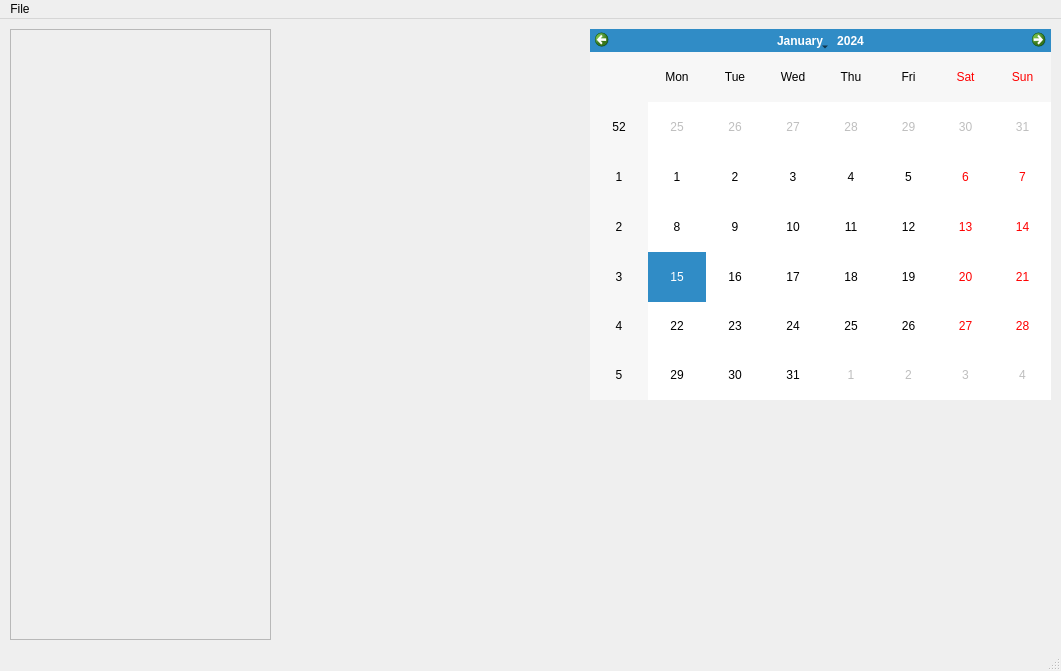
Before: the Qt Designer form project/CCC_Cute_Cpp_Calendar/gui/mainwindow.ui in GrayNeel/Calendary-and-ToDo-List, drawn with Qt 5.
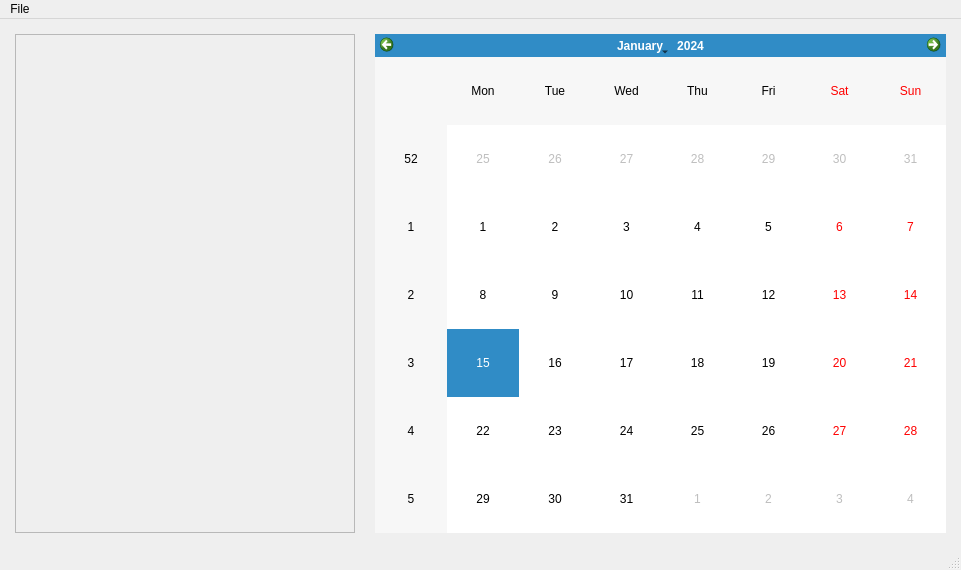
After: the same form once the commit is applied.

Commit message:
feat: minor graphical changes on mainwindows and not all buttons works properly
Added layout to dynamically change size of the content of the main window and added functionality to all the close button (also the X icon)

```diff
--- a/project/CCC_Cute_Cpp_Calendar/gui/mainwindow.ui
+++ b/project/CCC_Cute_Cpp_Calendar/gui/mainwindow.ui
@@ -6,10 +6,16 @@
    <rect>
     <x>0</x>
     <y>0</y>
-    <width>1061</width>
-    <height>671</height>
+    <width>961</width>
+    <height>570</height>
    </rect>
   </property>
+  <property name="sizePolicy">
+   <sizepolicy hsizetype="Preferred" vsizetype="Preferred">
+    <horstretch>0</horstretch>
+    <verstretch>0</verstretch>
+   </sizepolicy>
+  </property>
   <property name="windowTitle">
    <string>CCC: Cute Cpp Calendar</string>
   </property>
@@ -17,25 +23,40 @@
    <bool>false</bool>
   </property>
   <widget class="QWidget" name="centralwidget">
+   <layout class="QHBoxLayout" name="horizontalLayout">
+    <property name="spacing">
+     <number>20</number>
+    </property>
+    <property name="leftMargin">
+     <number>15</number>
+    </property>
+    <property name="topMargin">
+     <number>15</number>
+    </property>
+    <property name="rightMargin">
+     <number>15</number>
+    </property>
+    <property name="bottomMargin">
+     <number>15</number>
+    </property>
+    <item>
    <widget class="QScrollArea" name="scrollArea">
-    <property name="geometry">
-     <rect>
-      <x>10</x>
-      <y>10</y>
-      <width>261</width>
-      <height>611</height>
-     </rect>
-    </property>
     <property name="sizePolicy">
-     <sizepolicy hsizetype="Expanding" vsizetype="Expanding">
+       <sizepolicy hsizetype="Expanding" vsizetype="Preferred">
       <horstretch>0</horstretch>
       <verstretch>0</verstretch>
      </sizepolicy>
     </property>
+      <property name="minimumSize">
+       <size>
+        <width>251</width>
+        <height>461</height>
+       </size>
+      </property>
     <property name="maximumSize">
      <size>
-      <width>261</width>
-      <height>611</height>
+        <width>16777213</width>
+        <height>16777215</height>
      </size>
     </property>
     <property name="autoFillBackground">
@@ -55,8 +76,8 @@
       <rect>
        <x>0</x>
        <y>0</y>
-       <width>259</width>
-       <height>609</height>
+         <width>338</width>
+         <height>487</height>
       </rect>
      </property>
      <property name="sizePolicy">
@@ -67,23 +88,25 @@
      </property>
     </widget>
    </widget>
+    </item>
+    <item>
    <widget class="QCalendarWidget" name="calendarWidget">
-    <property name="geometry">
-     <rect>
-      <x>590</x>
-      <y>10</y>
-      <width>461</width>
-      <height>371</height>
-     </rect>
-    </property>
-   </widget>
+      <property name="minimumSize">
+       <size>
+        <width>571</width>
+        <height>481</height>
+       </size>
+      </property>
+     </widget>
+    </item>
+   </layout>
   </widget>
   <widget class="QMenuBar" name="menubar">
    <property name="geometry">
     <rect>
      <x>0</x>
      <y>0</y>
-     <width>1061</width>
+     <width>961</width>
      <height>26</height>
     </rect>
    </property>
```
Lines whose indentation alone changed are shown as unchanged. The commit also changes 7 other files.
